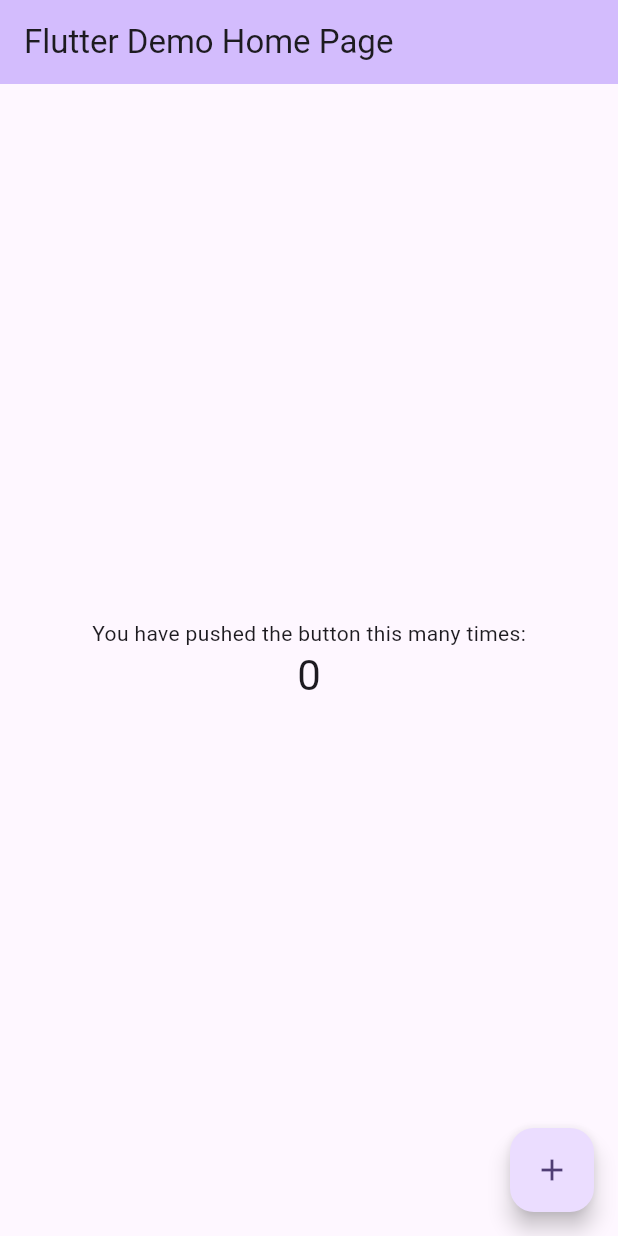
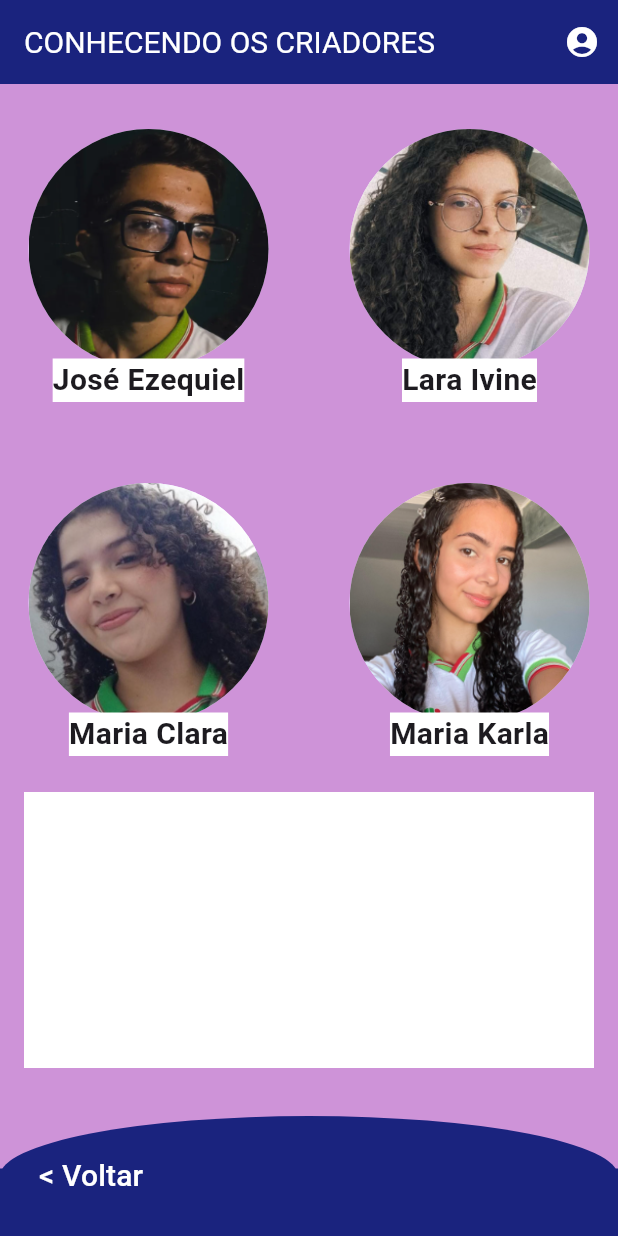
Before and after one commit to mclarabar/projeto_pmobile, a Flutter app: the screen it shows after launch, on a phone screen of 412 x 824 dp. Run offline on Flutter 3.47's test engine with Material 3 defaults, Android fonts, the phone set to English and light mode, and no system bars.

Commit message:
Sobre nós - Primeiro Commit

```diff
--- /dev/null
+++ b/lib/aboutUsPage.dart
@@ -0,0 +1,207 @@
+import 'package:flutter/material.dart';
+
+class AboutUsPage extends StatefulWidget {
+  const AboutUsPage({super.key});
+
+  @override
+  State<AboutUsPage> createState() => _AboutUsPageState();
+}
+
+class _AboutUsPageState extends State<AboutUsPage> {
+  @override
+  Widget build(BuildContext context) {
+    return SafeArea(
+      child: Scaffold(
+        appBar: AppBar(
+          backgroundColor: Colors.indigo[900],
+          title: Text(
+            'CONHECENDO OS CRIADORES',
+            style: TextStyle(color: Colors.white, fontSize: 20),
+          ),
+          actions: [
+            IconButton(
+                onPressed: () {},
+                icon: Icon(Icons.account_circle_rounded),
+                color: Colors.white),
+          ],
+        ),
+        bottomNavigationBar: Stack(
+          children: [
+            Positioned(
+              bottom: 0,
+              left: 0,
+              right: 0,
+              child: Container(
+                height: 45,
+                color: Colors.indigo[900],
+              ),
+            ),
+            ClipOval(
+              child: Container(
+                height: 80,
+                width: 1000,
+
+                child: Row(
+                  children: [
+                    Padding(padding: EdgeInsets.only(left: 14),
+                    child: TextButton(
+                      onPressed: () {},
+                      child: Text(
+                        '< Voltar',
+                        style: TextStyle(color: Colors.white, fontSize: 20),
+                      ),
+                    ),
+                    ),
+
+                  ],
+                ),
+                decoration: BoxDecoration(
+                  color: Colors.indigo[900],
+                  borderRadius: BorderRadius.vertical(
+                      bottom: Radius.elliptical(
+                          MediaQuery.of(context).size.width, 80.0)),
+                ),
+              ),
+            ),
+          ],
+        ),
+        backgroundColor: Colors.purple.shade200,
+        body: Padding(
+          padding: const EdgeInsets.only(bottom: 16),
+          child: Column(
+            children: [
+              GridView(
+                shrinkWrap: true,
+                physics: NeverScrollableScrollPhysics(),
+                gridDelegate: SliverGridDelegateWithFixedCrossAxisCount(
+                  crossAxisCount: 2,
+                  mainAxisSpacing: 16,
+                  crossAxisSpacing: 16,
+                  childAspectRatio: 0.9,
+                ),
+                children: [
+                  Stack(
+                    children: [
+                      Center(
+                        child: CircleAvatar(
+                          backgroundImage:
+                              AssetImage('assets/images/Ezequiel.png'),
+                          radius: 80,
+                        ),
+                      ),
+                      Align(
+                        alignment: Alignment.bottomCenter,
+                        child: Container(
+                          margin: EdgeInsets.only(bottom: 8),
+                          color: Colors.white,
+                          child: Text(
+                            'José Ezequiel',
+                            style: TextStyle(
+                              fontSize: 20,
+                              fontWeight: FontWeight.bold,
+                            ),
+                          ),
+                        ),
+                      ),
+                    ],
+                  ),
+                  Stack(
+                    children: [
+                      Center(
+                        child: CircleAvatar(
+                          backgroundImage: AssetImage('assets/images/Lara.png'),
+                          radius: 80,
+                        ),
+                      ),
+                      Align(
+                        alignment: Alignment.bottomCenter,
+                        child: Container(
+                          margin: EdgeInsets.only(bottom: 8),
+                          color: Colors.white,
+                          child: Text(
+                            'Lara Ivine',
+                            style: TextStyle(
+                              fontSize: 20,
+                              fontWeight: FontWeight.bold,
+                            ),
+                          ),
+                        ),
+                      ),
+                    ],
+                  ),
+                  Stack(
+                    children: [
+                      Center(
+                        child: CircleAvatar(
+                          backgroundImage:
+                              AssetImage('assets/images/Clara.png'),
+                          radius: 80,
+                        ),
+                      ),
+                      Align(
+                        alignment: Alignment.bottomCenter,
+                        child: Container(
+                          margin: EdgeInsets.only(bottom: 8),
+                          color: Colors.white,
+                          child: Text(
+                            'Maria Clara',
+                            style: TextStyle(
+                              fontSize: 20,
+                              fontWeight: FontWeight.bold,
+                            ),
+                          ),
+                        ),
+                      ),
+                    ],
+                  ),
+                  Stack(
+                    children: [
+                      Center(
+                        child: CircleAvatar(
+                          backgroundImage:
+                              AssetImage('assets/images/Karla.png'),
+                          radius: 80,
+                        ),
+                      ),
+                      Align(
+                        alignment: Alignment.bottomCenter,
+                        child: Container(
+                          margin: EdgeInsets.only(bottom: 8),
+                          color: Colors.white,
+                          child: Text(
+                            'Maria Karla',
+                            style: TextStyle(
+                              fontSize: 20,
+                              fontWeight: FontWeight.bold,
+                            ),
+                          ),
+                        ),
+                      ),
+                    ],
+                  ),
+                ],
+              ),
+              Flexible(
+                child: Container(
+                  margin: EdgeInsets.all(16),
+                  color: Colors.white,
+                  child: ListView(
+                    shrinkWrap: true,
+                    children: [
+                      TextField(
+                        decoration: InputDecoration(
+                          labelText: 'Digite seu texto aqui',
+                        ),
+                        maxLines: 1000,
+                      )
+                    ],
+                  ),
+                ),
+              ),
+            ],
+          ),
+        ),
+      ),
+    );
+  }
+}
--- a/lib/main.dart
+++ b/lib/main.dart
@@ -1,122 +1,11 @@
 import 'package:flutter/material.dart';
+import 'aboutUsPage.dart';
 
-void main() {
-  runApp(const MyApp());
+void main(){
+  runApp(
+      MaterialApp(
+        home: AboutUsPage(),
+        debugShowCheckedModeBanner: false,
+      )
+  );
 }
-
-class MyApp extends StatelessWidget {
-  const MyApp({super.key});
-
-  // This widget is the root of your application.
-  @override
-  Widget build(BuildContext context) {
-    return MaterialApp(
-      title: 'Flutter Demo',
-      theme: ThemeData(
-        // This is the theme of your application.
-        //
-        // TRY THIS: Try running your application with "flutter run". You'll see
-        // the application has a purple toolbar. Then, without quitting the app,
-        // try changing the seedColor in the colorScheme below to Colors.green
-        // and then invoke "hot reload" (save your changes or press the "hot
-        // reload" button in a Flutter-supported IDE, or press "r" if you used
-        // the command line to start the app).
-        //
-        // Notice that the counter didn't reset back to zero; the application
-        // state is not lost during the reload. To reset the state, use hot
-        // restart instead.
-        //
-        // This works for code too, not just values: Most code changes can be
-        // tested with just a hot reload.
-        colorScheme: ColorScheme.fromSeed(seedColor: Colors.deepPurple),
-      ),
-      home: const MyHomePage(title: 'Flutter Demo Home Page'),
-    );
-  }
-}
-
-class MyHomePage extends StatefulWidget {
-  const MyHomePage({super.key, required this.title});
-
-  // This widget is the home page of your application. It is stateful, meaning
-  // that it has a State object (defined below) that contains fields that affect
-  // how it looks.
-
-  // This class is the configuration for the state. It holds the values (in this
-  // case the title) provided by the parent (in this case the App widget) and
-  // used by the build method of the State. Fields in a Widget subclass are
-  // always marked "final".
-
-  final String title;
-
-  @override
-  State<MyHomePage> createState() => _MyHomePageState();
-}
-
-class _MyHomePageState extends State<MyHomePage> {
-  int _counter = 0;
-
-  void _incrementCounter() {
-    setState(() {
-      // This call to setState tells the Flutter framework that something has
-      // changed in this State, which causes it to rerun the build method below
-      // so that the display can reflect the updated values. If we changed
-      // _counter without calling setState(), then the build method would not be
-      // called again, and so nothing would appear to happen.
-      _counter++;
-    });
-  }
-
-  @override
-  Widget build(BuildContext context) {
-    // This method is rerun every time setState is called, for instance as done
-    // by the _incrementCounter method above.
-    //
-    // The Flutter framework has been optimized to make rerunning build methods
-    // fast, so that you can just rebuild anything that needs updating rather
-    // than having to individually change instances of widgets.
-    return Scaffold(
-      appBar: AppBar(
-        // TRY THIS: Try changing the color here to a specific color (to
-        // Colors.amber, perhaps?) and trigger a hot reload to see the AppBar
-        // change color while the other colors stay the same.
-        backgroundColor: Theme.of(context).colorScheme.inversePrimary,
-        // Here we take the value from the MyHomePage object that was created by
-        // the App.build method, and use it to set our appbar title.
-        title: Text(widget.title),
-      ),
-      body: Center(
-        // Center is a layout widget. It takes a single child and positions it
-        // in the middle of the parent.
-        child: Column(
-          // Column is also a layout widget. It takes a list of children and
-          // arranges them vertically. By default, it sizes itself to fit its
-          // children horizontally, and tries to be as tall as its parent.
-          //
-          // Column has various properties to control how it sizes itself and
-          // how it positions its children. Here we use mainAxisAlignment to
-          // center the children vertically; the main axis here is the vertical
-          // axis because Columns are vertical (the cross axis would be
-          // horizontal).
-          //
-          // TRY THIS: Invoke "debug painting" (choose the "Toggle Debug Paint"
-          // action in the IDE, or press "p" in the console), to see the
-          // wireframe for each widget.
-          mainAxisAlignment: MainAxisAlignment.center,
-          children: <Widget>[
-            const Text('You have pushed the button this many times:'),
-            Text(
-              '$_counter',
-              style: Theme.of(context).textTheme.headlineMedium,
-            ),
-          ],
-        ),
-      ),
-      floatingActionButton: FloatingActionButton(
-        onPressed: _incrementCounter,
-        tooltip: 'Increment',
-        child: const Icon(Icons.add),
-      ), // This trailing comma makes auto-formatting nicer for build methods.
-    );
-  }
-}
```
Also changed, not shown: pubspec.yaml (+6 -3 lines), assets/images/Clara.png (added), assets/images/Ezequiel.png (added), assets/images/Karla.png (added), assets/images/Lara.png (added).
